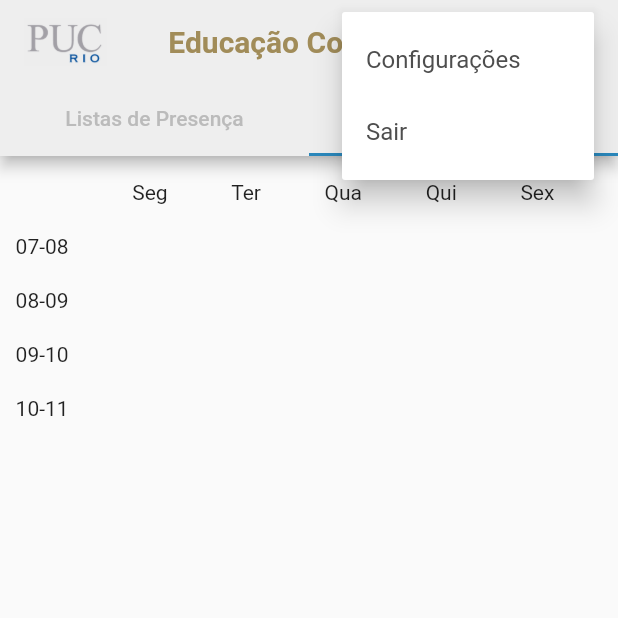
After one commit to Marcell666/Flutter, a Flutter app: the HomePage screen opened by its route, tab 2 chosen, after a tap on the "more vert" icon, on a phone screen of 412 x 824 dp, the top half of it. The commit adds this screen. Run offline on Flutter 3.47's test engine with Material 2 defaults, Android fonts, the phone set to English and light mode, and no system bars; network calls fail.

Commit message:
Many updates

```diff
--- a/lib/model/presenca.dart
+++ b/lib/model/presenca.dart
@@ -1,12 +1,12 @@
 class Presenca {
-  //final int id;
+  final int id;
   final bool present;
   final int course_id;
   final int student_id;
   final String date;
 
   Presenca(
-      { //required this.id,
+      {required this.id,
       required this.present,
       required this.course_id,
       required this.student_id,
@@ -14,7 +14,7 @@ class Presenca {
 
   factory Presenca.fromJson(Map<String, dynamic> json) {
     return Presenca(
-        //id: json['id'],
+        id: json['id'],
         present: json['present'],
         course_id: json['course_id'],
         student_id: json['student_id'],
--- a/lib/route/route.dart
+++ b/lib/route/route.dart
@@ -2,10 +2,12 @@ import 'package:flutter/material.dart';
 import 'package:flutter_inf1300/view/login.dart';
 import 'package:flutter_inf1300/view/home.dart';
 import 'package:flutter_inf1300/view/attendance.dart';
+import 'package:flutter_inf1300/view/settings.dart';
 
 const String loginPage = 'login';
 const String homePage = 'home';
 const String attendancePage = 'attendance';
+const String settingsPage = 'settings';
 
 Route<dynamic> controller(RouteSettings settings) {
   switch (settings.name) {
@@ -16,6 +18,8 @@ Route<dynamic> controller(RouteSettings settings) {
     case attendancePage:
       return MaterialPageRoute(
           builder: (context) => AttendancePage(arguments: settings.arguments));
+    case settingsPage:
+      return MaterialPageRoute(builder: (context) => const SettingsPage());
     default:
       throw ('This route name does not exit');
   }
--- a/lib/view/home.dart
+++ b/lib/view/home.dart
@@ -3,13 +3,24 @@ import 'package:flutter_inf1300/route/route.dart' as route;
 import 'package:flutter_inf1300/model/aluno.dart';
 import 'package:flutter_inf1300/model/curso.dart';
 import 'package:flutter_inf1300/controller/http_service.dart';
+import 'package:flutter_inf1300/widget/schedule.dart';
 
 class HomePage extends StatelessWidget {
   final HttpService httpService = HttpService();
+  late BuildContext contextSave;
   //const HomePage({Key? key}) : super(key: key);
+
+  void choiceAction(String choice) {
+    if (choice == Constants.firstItem) {
+      Navigator.pushNamed(contextSave, route.settingsPage);
+    } else if (choice == Constants.secondItem) {
+      Navigator.pop(contextSave);
+    }
+  }
 
   @override
   Widget build(BuildContext context) {
+    contextSave = context;
     return DefaultTabController(
       initialIndex: 0,
       length: 2,
@@ -33,10 +44,20 @@ class HomePage extends StatelessWidget {
                 ),
               ),
               const Spacer(),
-              const IconButton(
-                iconSize: 30.0,
-                icon: Icon(Icons.more_vert, color: Color(0xffA5A5A5)),
-                onPressed: null,
+              PopupMenuButton<String>(
+                icon: const Icon(Icons.more_vert, color: Color(0xffA5A5A5)),
+                onSelected: choiceAction,
+                itemBuilder: (BuildContext context) {
+                  return Constants.choices.map((String choice) {
+                    return PopupMenuItem<String>(
+                      value: choice,
+                      child: Text(
+                        choice,
+                        style: const TextStyle(color: Color(0xFF4E4E4E)),
+                      ),
+                    );
+                  }).toList();
+                },
               ),
             ],
           ),
@@ -93,12 +114,20 @@ class HomePage extends StatelessWidget {
                 }
               },
             ),
-            const Center(
-              child: Text(""),
-            ),
+            const ScheduleWidget()
           ],
         ),
       ),
     );
   }
 }
+
+class Constants {
+  static const String firstItem = 'Configurações';
+  static const String secondItem = 'Sair';
+
+  static const List<String> choices = <String>[
+    firstItem,
+    secondItem,
+  ];
+}
--- /dev/null
+++ b/lib/widget/schedule.dart
@@ -0,0 +1,38 @@
+import 'package:flutter/material.dart';
+import 'package:flutter/src/foundation/key.dart';
+import 'package:flutter/src/widgets/framework.dart';
+
+class ScheduleWidget extends StatelessWidget {
+  const ScheduleWidget({Key? key}) : super(key: key);
+
+  @override
+  Widget build(BuildContext context) {
+    return Row(crossAxisAlignment: CrossAxisAlignment.start, children: <Widget>[
+      Column(
+        children: const <Widget>[
+          Text(' \n'),
+          SizedBox(height: 20.0),
+          Text('   07-08'),
+          SizedBox(height: 20.0),
+          Text('   08-09'),
+          SizedBox(height: 20.0),
+          Text('   09-10'),
+          SizedBox(height: 20.0),
+          Text('   10-11'),
+          SizedBox(height: 20.0),
+        ],
+      ),
+      Spacer(),
+      Text('\nSeg'),
+      Spacer(),
+      Text('\nTer'),
+      Spacer(),
+      Text('\nQua'),
+      Spacer(),
+      Text('\nQui'),
+      Spacer(),
+      Text('\nSex'),
+      Spacer(),
+    ]);
+  }
+}
```
Also changed, not shown: lib/controller/http_service.dart (+17 -0 lines), lib/model/curso.dart (+3 -7 lines), lib/view/attendance.dart (+7 -3 lines), lib/view/settings.dart (added, +24 -0 lines), pubspec.lock.
